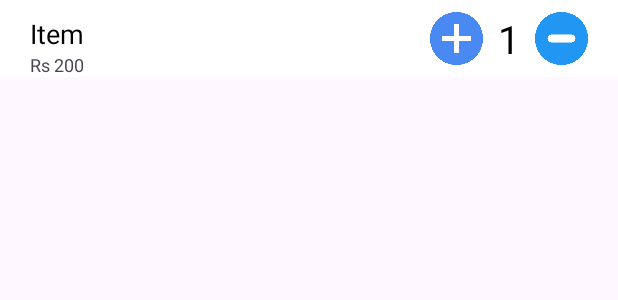
After one commit to rushi2704/Restaurant-Management-, an Android app: the layout activity_order_items.xml on its own in the app's theme, with its tools: preview values and no code run, on a phone screen of 412 x 824 dp. The commit adds this screen. Shown: the top 300 px of the screen. Run offline under Robolectric (Android 15) with nearby library versions, the phone set to English and light mode, and no system bars; Roboto replaces fonts that are not available here.

Commit message:
This is Mca college Android project (restaurant management)

```diff
--- /dev/null
+++ b/app/src/main/res/layout/activity_order_items.xml
@@ -0,0 +1,94 @@
+<?xml version="1.0" encoding="utf-8"?>
+<androidx.constraintlayout.widget.ConstraintLayout xmlns:android="http://schemas.android.com/apk/res/android"
+    xmlns:app="http://schemas.android.com/apk/res-auto"
+    xmlns:tools="http://schemas.android.com/tools"
+    android:layout_width="match_parent"
+    android:layout_height="wrap_content"
+    android:background="@color/white"
+    tools:context=".OrderItems">
+
+    <TextView
+        android:id="@+id/name"
+        android:layout_width="wrap_content"
+        android:layout_height="wrap_content"
+        android:text="Item"
+        android:textColor="@color/black"
+        android:textSize="18sp"
+        app:layout_constraintVertical_bias="0"
+        app:layout_constraintHorizontal_bias="0"
+        android:layout_marginTop="10dp"
+        android:layout_marginLeft="20dp"
+
+        app:layout_constraintBottom_toBottomOf="parent"
+        app:layout_constraintEnd_toEndOf="parent"
+        app:layout_constraintStart_toStartOf="parent"
+        app:layout_constraintTop_toTopOf="parent" />
+
+    <TextView
+        android:id="@+id/currency"
+        android:layout_width="wrap_content"
+        android:layout_height="wrap_content"
+        android:text="Rs "
+        android:textSize="12sp"
+        app:layout_constraintHorizontal_bias="0"
+        app:layout_constraintVertical_bias="0"
+        app:layout_constraintBottom_toBottomOf="parent"
+        app:layout_constraintEnd_toEndOf="parent"
+        app:layout_constraintStart_toStartOf="@+id/name"
+        app:layout_constraintTop_toBottomOf="@+id/name" />
+
+    <TextView
+        android:id="@+id/price"
+        android:layout_width="wrap_content"
+        android:layout_height="wrap_content"
+        android:text="200"
+        android:textSize="12sp"
+        app:layout_constraintBottom_toBottomOf="parent"
+        app:layout_constraintEnd_toEndOf="parent"
+        app:layout_constraintHorizontal_bias="0"
+        app:layout_constraintStart_toEndOf="@+id/currency"
+        app:layout_constraintTop_toBottomOf="@+id/name"
+
+        app:layout_constraintVertical_bias="0" />
+
+    <ImageView
+        android:id="@+id/minus"
+        android:layout_width="35dp"
+        android:layout_height="35dp"
+        android:src="@drawable/minus"
+        app:layout_constraintHorizontal_bias="1"
+        android:layout_marginRight="20dp"
+        app:layout_constraintBottom_toBottomOf="parent"
+        app:layout_constraintEnd_toEndOf="parent"
+        app:layout_constraintStart_toStartOf="parent"
+        app:layout_constraintTop_toTopOf="parent" />
+
+    <TextView
+        android:id="@+id/textView"
+        android:layout_width="wrap_content"
+        android:layout_height="wrap_content"
+        android:layout_marginRight="10dp"
+        android:text="1"
+        android:textColor="@color/black"
+        android:textSize="26sp"
+        android:gravity="center"
+        app:layout_constraintBottom_toBottomOf="parent"
+        app:layout_constraintEnd_toStartOf="@+id/minus"
+        app:layout_constraintHorizontal_bias="1"
+        app:layout_constraintStart_toStartOf="parent"
+        app:layout_constraintTop_toTopOf="parent" />
+
+    <ImageView
+        android:id="@+id/addition"
+        android:layout_width="35dp"
+        android:layout_height="35dp"
+        android:src="@drawable/add"
+        android:layout_marginRight="10dp"
+        app:layout_constraintBottom_toBottomOf="parent"
+        app:layout_constraintEnd_toStartOf="@+id/textView"
+        app:layout_constraintHorizontal_bias="1"
+        app:layout_constraintStart_toStartOf="parent"
+        app:layout_constraintTop_toTopOf="parent" />
+
+
+</androidx.constraintlayout.widget.ConstraintLayout>
--- a/app/src/main/res/layout/activity_waiter_page.xml
+++ b/app/src/main/res/layout/activity_waiter_page.xml
@@ -27,7 +27,7 @@
 
         <androidx.cardview.widget.CardView
             android:id="@+id/make_orders"
-            android:layout_width="130dp"
+            android:layout_width="150dp"
             android:layout_height="250dp"
             app:cardCornerRadius="15dp"
             app:cardElevation="12dp"
@@ -67,7 +67,7 @@
 
         <androidx.cardview.widget.CardView
             android:id="@+id/orders_activity"
-            android:layout_width="130dp"
+            android:layout_width="150dp"
             android:layout_height="250dp"
             app:cardCornerRadius="15dp"
             app:cardElevation="12dp"
```
Also changed, not shown: app/src/main/AndroidManifest.xml (+18 -10 lines), app/src/main/java/com/example/myapplication/FirstScreen.java (added, +14 -0 lines), app/src/main/java/com/example/myapplication/MenuActivity.java (added, +18 -0 lines), app/src/main/java/com/example/myapplication/OrderItems.java (added, +14 -0 lines), app/src/main/res/layout/activity_first_screen.xml (added, +17 -0 lines), app/src/main/res/layout/activity_menu.xml (added, +50 -0 lines), app/src/main/res/drawable/add.png (added), app/src/main/res/drawable/durvankur.png (added), app/src/main/res/drawable/icon.png (added), app/src/main/res/drawable/icon2.png (added), app/src/main/res/drawable/minus.png (added).
